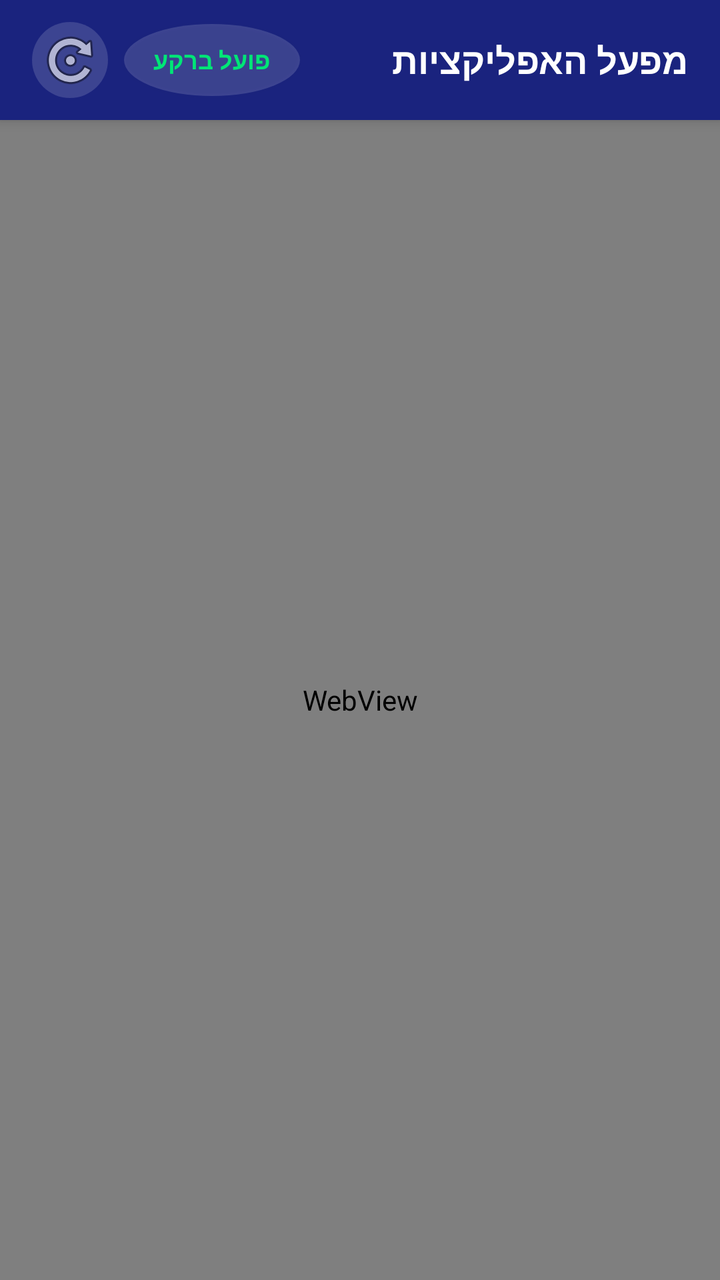
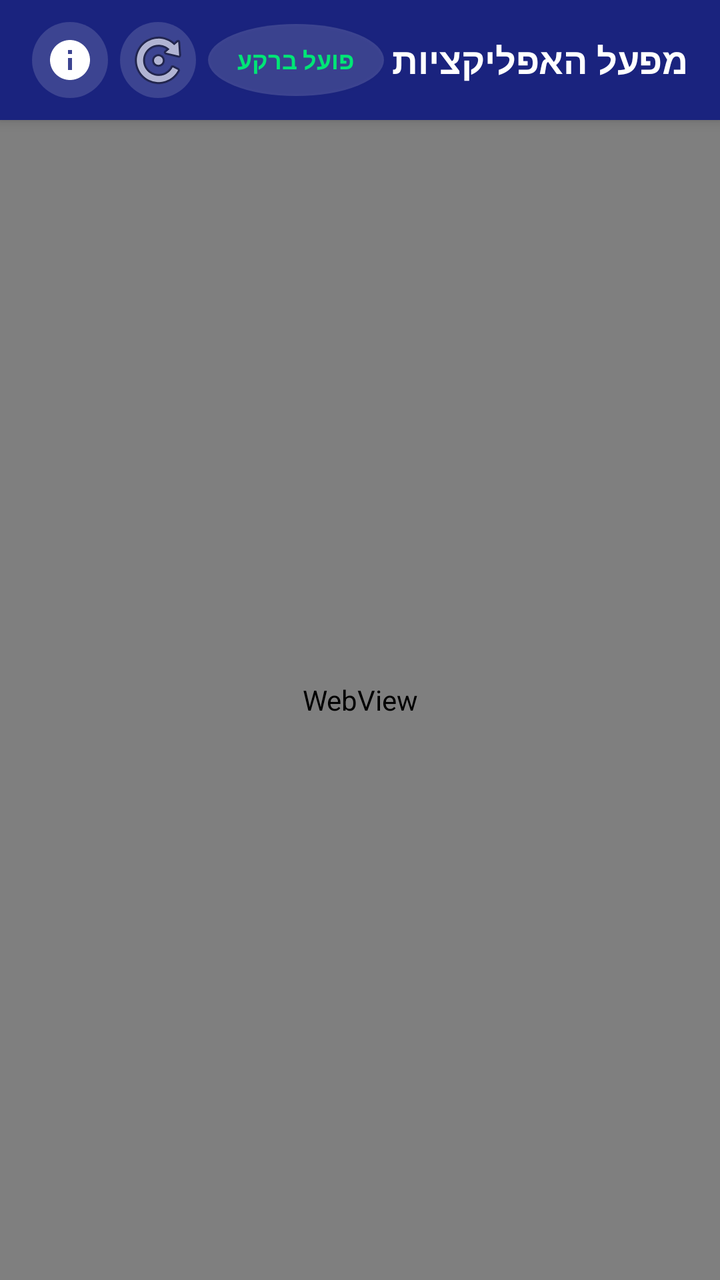

The first picture is an Android layout as it rendered before a commit; the second is the same layout after the commit. The layout source and the unified diff follow.
<!-- AndroidManifest.xml: application theme android:Theme.Material.Light.NoActionBar -->
<!-- res/layout/activity_main.xml -->
<RelativeLayout xmlns:android="http://schemas.android.com/apk/res/android"
    android:layout_width="match_parent"
    android:layout_height="match_parent"
    android:background="#F5F6FA"
    android:layoutDirection="rtl">

    
    <LinearLayout
        android:id="@+id/headerBar"
        android:layout_width="match_parent"
        android:layout_height="60dp"
        android:background="#1A237E"
        android:elevation="4dp"
        android:gravity="center_vertical"
        android:orientation="horizontal"
        android:paddingEnd="16dp"
        android:paddingStart="16dp">

        <TextView
            android:id="@+id/tvTitle"
            android:layout_width="0dp"
            android:layout_height="wrap_content"
            android:layout_weight="1"
            android:text="@string/site_title"
            android:textColor="#FFFFFF"
            android:textSize="18sp"
            android:textStyle="bold" />

        <Button
            android:id="@+id/btnToggleBackground"
            android:layout_width="wrap_content"
            android:layout_height="36dp"
            android:layout_marginEnd="8dp"
            android:background="@drawable/bg_action_btn"
            android:paddingEnd="12dp"
            android:paddingStart="12dp"
            android:text="@string/bg_active"
            android:textColor="#00E676"
            android:textSize="12sp"
            android:textStyle="bold" />

        <ImageButton
            android:id="@+id/btnRefresh"
            android:layout_width="38dp"
            android:layout_height="38dp"
            android:background="@drawable/bg_action_btn"
            android:contentDescription="@string/retry"
            android:padding="8dp"
            android:src="@android:drawable/ic_menu_rotate" />

    </LinearLayout>

    
    <ProgressBar
        android:id="@+id/progressBar"
        style="?android:attr/progressBarStyleHorizontal"
        android:layout_width="match_parent"
        android:layout_height="4dp"
        android:layout_below="@id/headerBar"
        android:max="100"
        android:progressDrawable="@android:drawable/progress_horizontal"
        android:visibility="gone" />

    
    <WebView
        android:id="@+id/webView"
        android:layout_width="match_parent"
        android:layout_height="match_parent"
        android:layout_below="@id/progressBar" />

    
    <LinearLayout
        android:id="@+id/errorView"
        android:layout_width="match_parent"
        android:layout_height="match_parent"
        android:layout_below="@id/headerBar"
        android:background="#F5F6FA"
        android:gravity="center"
        android:orientation="vertical"
        android:padding="24dp"
        android:visibility="gone">

        <LinearLayout
            android:layout_width="match_parent"
            android:layout_height="wrap_content"
            android:background="@drawable/bg_card"
            android:gravity="center"
            android:orientation="vertical"
            android:padding="32dp">

            <ImageView
                android:layout_width="64dp"
                android:layout_height="64dp"
                android:layout_marginBottom="16dp"
                android:contentDescription="@string/error_title"
                android:src="@android:drawable/ic_dialog_alert" />

            <TextView
                android:layout_width="wrap_content"
                android:layout_height="wrap_content"
                android:layout_marginBottom="8dp"
                android:text="@string/error_title"
                android:textColor="#212121"
                android:textSize="20sp"
                android:textStyle="bold" />

            <TextView
                android:layout_width="wrap_content"
                android:layout_height="wrap_content"
                android:layout_marginBottom="24dp"
                android:gravity="center"
                android:lineSpacingExtra="4dp"
                android:text="@string/error_message"
                android:textColor="#757575"
                android:textSize="14sp" />

            <Button
                android:id="@+id/btnRetry"
                android:layout_width="200dp"
                android:layout_height="48dp"
                android:background="@drawable/bg_primary_btn"
                android:text="@string/retry"
                android:textColor="#FFFFFF"
                android:textSize="16sp"
                android:textStyle="bold" />

        </LinearLayout>
    </LinearLayout>

</RelativeLayout>
<!-- resources referenced by this layout -->
<resources>
  <!-- drawable bg_action_btn (drawable) -->
  <shape xmlns:android="http://schemas.android.com/apk/res/android"
      android:shape="oval">
      <solid android:color="#26FFFFFF" />
  </shape>
  <!-- drawable bg_card (drawable) -->
  <shape xmlns:android="http://schemas.android.com/apk/res/android"
      android:shape="rectangle">
      <solid android:color="#FFFFFF" />
      <corners android:radius="16dp" />
      <stroke android:width="1dp" android:color="#E0E0E0" />
  </shape>
  <!-- drawable bg_primary_btn (drawable) -->
  <shape xmlns:android="http://schemas.android.com/apk/res/android"
      android:shape="rectangle">
      <solid android:color="#1A237E" />
      <corners android:radius="12dp" />
  </shape>
  <string name="bg_active">פועל ברקע</string>
  <string name="error_message">אירעה שגיאה בטעינת האתר. אנא בדקו את חיבור האינטרנט ונסו שוב.</string>
  <string name="error_title">לא ניתן להתחבר לאתר</string>
  <string name="retry">נסה שוב</string>
  <string name="site_title">מפעל האפליקציות</string>
</resources>

<!-- the commit's change to res/layout/activity_main.xml (unified diff, before → after) -->
@@ -21,6 +21,8 @@
             android:layout_width="0dp"
             android:layout_height="wrap_content"
             android:layout_weight="1"
+            android:ellipsize="end"
+            android:maxLines="1"
             android:text="@string/site_title"
             android:textColor="#FFFFFF"
             android:textSize="18sp"
@@ -30,7 +32,7 @@
             android:id="@+id/btnToggleBackground"
             android:layout_width="wrap_content"
             android:layout_height="36dp"
-            android:layout_marginEnd="8dp"
+            android:layout_marginEnd="6dp"
             android:background="@drawable/bg_action_btn"
             android:paddingEnd="12dp"
             android:paddingStart="12dp"
@@ -43,10 +45,20 @@
             android:id="@+id/btnRefresh"
             android:layout_width="38dp"
             android:layout_height="38dp"
+            android:layout_marginEnd="6dp"
             android:background="@drawable/bg_action_btn"
             android:contentDescription="@string/retry"
             android:padding="8dp"
             android:src="@android:drawable/ic_menu_rotate" />
+
+        <ImageButton
+            android:id="@+id/btnAbout"
+            android:layout_width="38dp"
+            android:layout_height="38dp"
+            android:background="@drawable/bg_action_btn"
+            android:contentDescription="@string/about_title"
+            android:padding="8dp"
+            android:src="@drawable/ic_info" />
 
     </LinearLayout>
 
<!-- resource entries referenced after the edit -->
@@ -18,6 +18,17 @@
       <solid android:color="#1A237E" />
       <corners android:radius="12dp" />
   </shape>
+  <!-- drawable ic_info (drawable) -->
+  <vector xmlns:android="http://schemas.android.com/apk/res/android"
+      android:width="24dp"
+      android:height="24dp"
+      android:viewportWidth="24"
+      android:viewportHeight="24">
+      <path
+          android:fillColor="#FFFFFF"
+          android:pathData="M12,2 C6.48,2 2,6.48 2,12 C2,17.52 6.48,22 12,22 C17.52,22 22,17.52 22,12 C22,6.48 17.52,2 12,2 Z M13,17 L11,17 L11,11 L13,11 L13,17 Z M13,9 L11,9 L11,7 L13,7 L13,9 Z" />
+  </vector>
+  <string name="about_title">אודות וקרדיטים</string>
   <string name="bg_active">פועל ברקע</string>
   <string name="error_message">אירעה שגיאה בטעינת האתר. אנא בדקו את חיבור האינטרנט ונסו שוב.</string>
   <string name="error_title">לא ניתן להתחבר לאתר</string>
